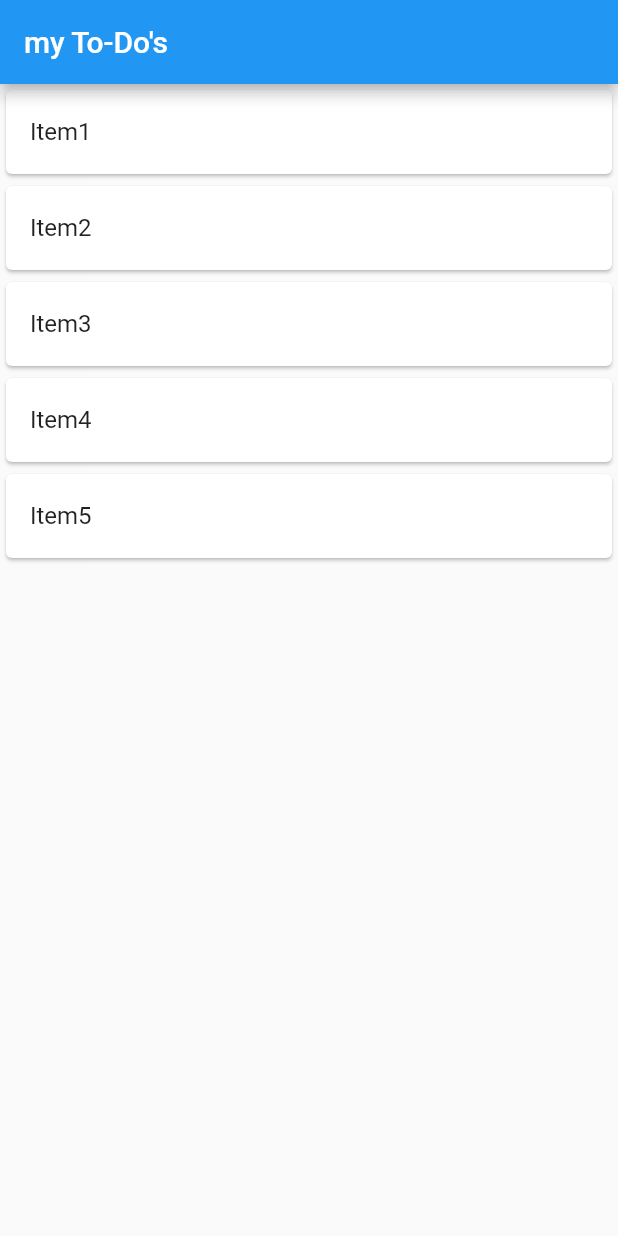
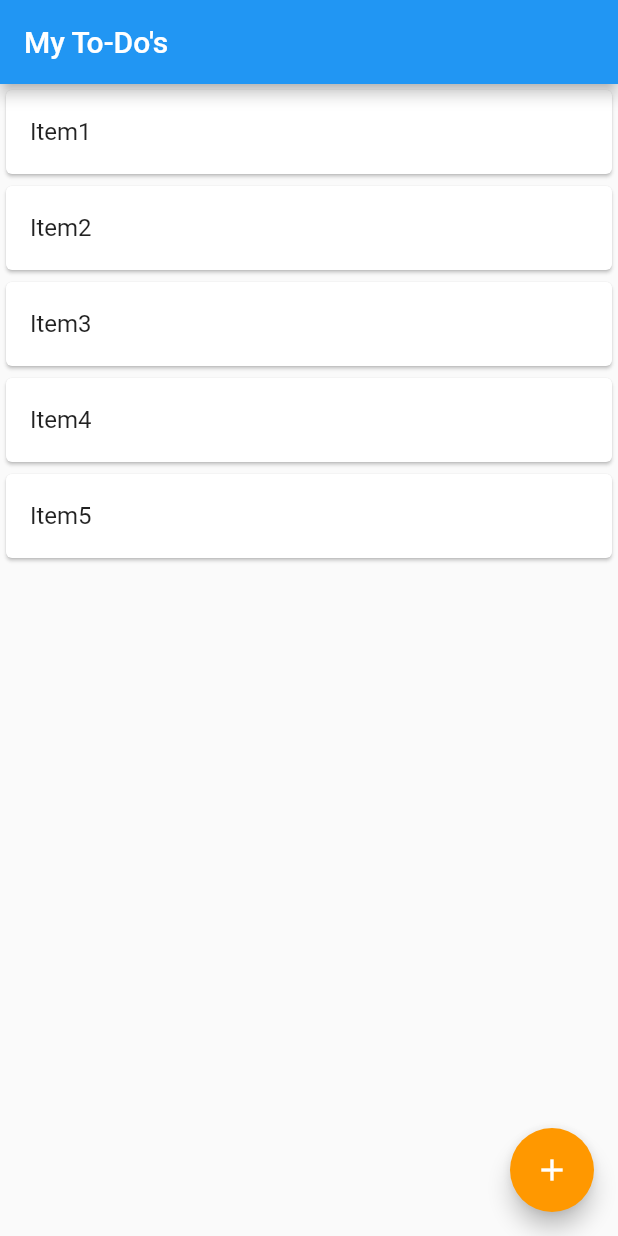
Before and after one commit to ArkaprabhaChakraborty/Todolist-Flutter, a Flutter app: the screen it shows after launch, on a phone screen of 412 x 824 dp. Run offline on Flutter 3.47's test engine with Material 2 defaults, Android fonts, the phone set to English and light mode, and no system bars.

Commit message:
Fab Icon Added

```diff
--- a/lib/main.dart
+++ b/lib/main.dart
@@ -33,7 +33,16 @@ class _MyAppState extends State<MyApp> {
   Widget build(BuildContext context) {
     return Scaffold(
       appBar: AppBar(
-        title: Text("my To-Do's"),
+        title: Text("My To-Do's"),
+      ),
+      floatingActionButton: FloatingActionButton(
+        onPressed: ()
+        {
+        },
+        child:Icon(
+          Icons.add,
+          color:Colors.white,
+        ),
       ),
       body: ListView.builder(
           itemCount: todos.length,
```
